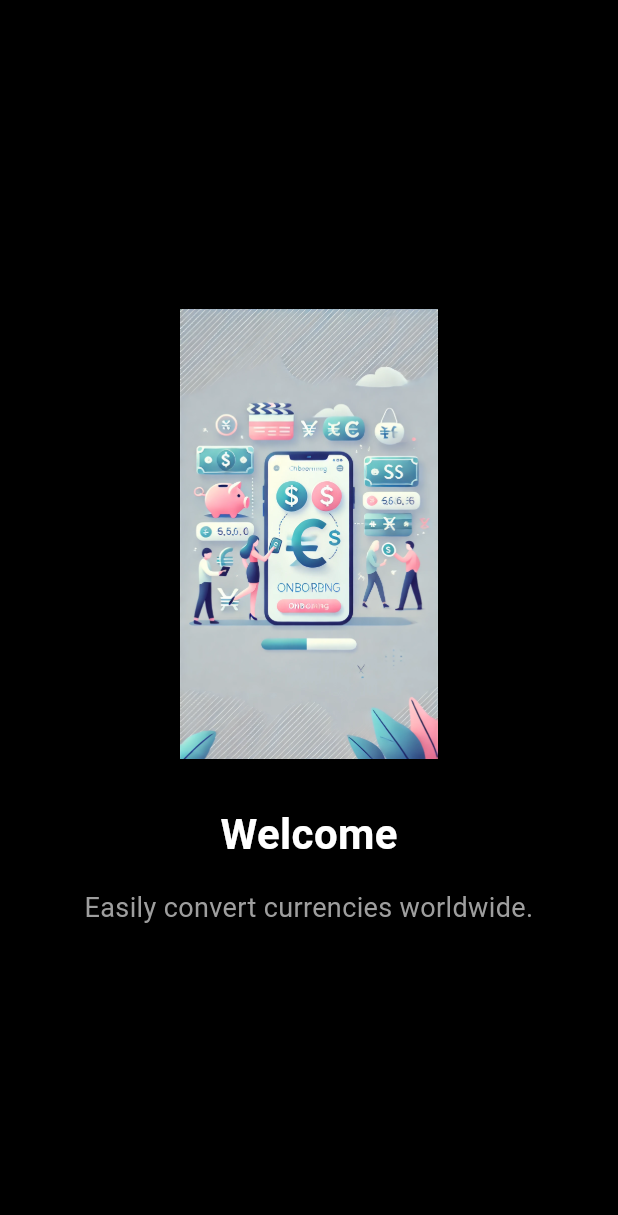
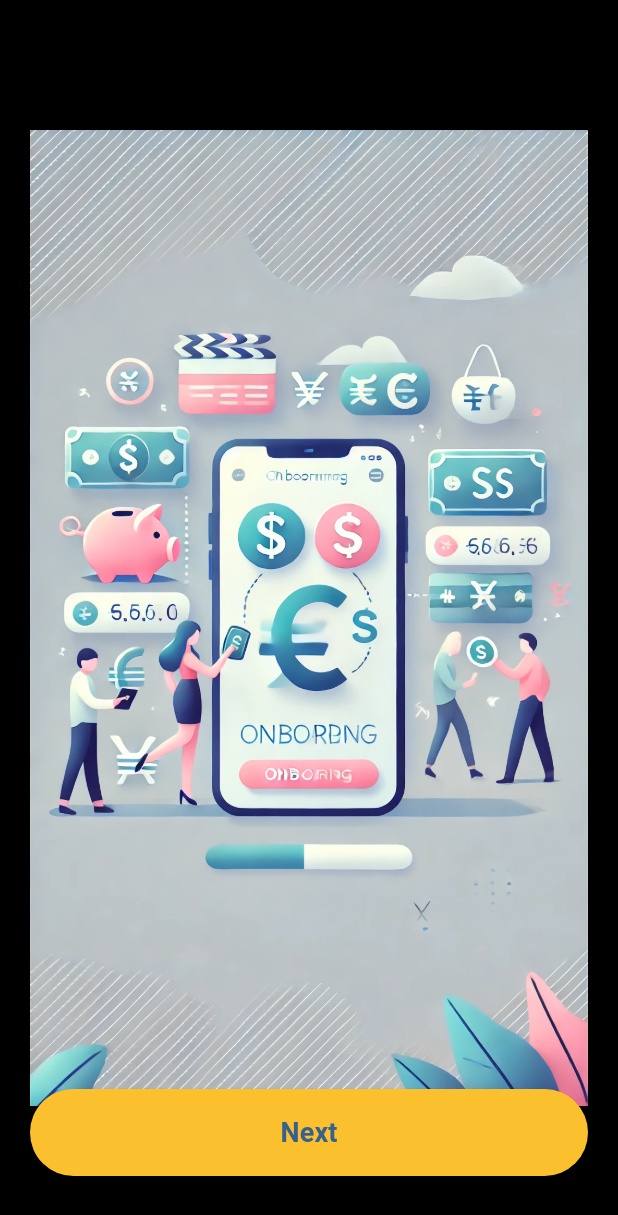
Before and after one commit to Huzaifaanxari/currencie_app, a Flutter app: the screen it shows after launch, on a phone screen of 412 x 824 dp. Shown: the top 1215 px of the screen. Run offline on Flutter 3.47's test engine with Material 3 defaults, Android fonts, the phone set to English and light mode, and no system bars; our stand-ins replace shared_preferences; generated files the repository leaves out were written again.

Commit message:
Arsalan-03-07-35

```diff
--- a/lib/screens/home_screen.dart
+++ b/lib/screens/home_screen.dart
@@ -156,7 +156,7 @@ class _HomeScreenState extends State<HomeScreen> {
                     ),
                     child: Text(
                       value,
-                      style: const TextStyle(fontSize: 24),
+                      style: const TextStyle(fontSize: 20),
                     ),
                   );
                 },
--- a/lib/screens/onboarding_screen.dart
+++ b/lib/screens/onboarding_screen.dart
@@ -1,74 +1,73 @@
 import 'package:flutter/material.dart';
 import 'home_screen.dart';
-import 'package:shared_preferences/shared_preferences.dart';
 
-class OnboardingScreen extends StatelessWidget {
+class OnboardingScreen extends StatefulWidget {
   const OnboardingScreen({super.key});
 
-  Future<void> _completeOnboarding(BuildContext context) async {
-    final prefs = await SharedPreferences.getInstance();
-    await prefs.setBool('onboarding_complete', true);
+  @override
+  State<OnboardingScreen> createState() => _OnboardingScreenState();
+}
+
+class _OnboardingScreenState extends State<OnboardingScreen> {
+  final PageController _pageController = PageController();
+  int _currentIndex = 0;
+
+  final List<String> images = [
+    'assets/onboarding1.png',
+    'assets/onboarding2.png',
+    'assets/onboarding3.png',
+  ];
+
+  void _nextPage() {
+    if (_currentIndex < images.length - 1) {
+      _pageController.nextPage(
+        duration: const Duration(milliseconds: 300),
+        curve: Curves.easeInOut,
+      );
+    } else {
       Navigator.pushReplacement(
         context,
-      MaterialPageRoute(builder: (_) => const HomeScreen()),
+        MaterialPageRoute(builder: (context) => const HomeScreen()),
       );
+    }
   }
 
   @override
   Widget build(BuildContext context) {
     return Scaffold(
-      backgroundColor: Colors.black,
-      body: PageView(
+      body: Stack(
         children: [
-          _buildPage(
-            image: 'assets/onboarding1.png',
-            title: 'Welcome',
-            description: 'Easily convert currencies worldwide.',
+          PageView.builder(
+            controller: _pageController,
+            itemCount: images.length,
+            onPageChanged: (index) {
+              setState(() {
+                _currentIndex = index;
+              });
+            },
+            itemBuilder: (context, index) {
+              return Container(
+                padding: const EdgeInsets.all(20),
+                alignment: Alignment.center,
+                color: Colors.black,
+                child: Image.asset(images[index]),
+              );
+            },
           ),
-          _buildPage(
-            image: 'assets/onboarding2.png',
-            title: 'Fast & Reliable',
-            description: 'Get real-time currency exchange rates.',
+          Positioned(
+            bottom: 40,
+            left: 20,
+            right: 20,
+            child: ElevatedButton(
+              onPressed: _nextPage,
+              style: ElevatedButton.styleFrom(
+                padding: const EdgeInsets.symmetric(vertical: 16),
+                backgroundColor: Colors.yellow[700],
               ),
-          _buildPage(
-            image: 'assets/onboarding3.png',
-            title: 'Get Started',
-            description: 'Let\'s begin!',
-            isLast: true,
-            onPressed: () => _completeOnboarding(context),
+              child: Text(
+                _currentIndex == images.length - 1 ? 'Get Started' : 'Next',
+                style: const TextStyle(fontSize: 18, fontWeight: FontWeight.bold),
               ),
-        ],
-      ),
-    );
-  }
-
-  Widget _buildPage({
-    required String image,
-    required String title,
-    required String description,
-    bool isLast = false,
-    VoidCallback? onPressed,
-  }) {
-    return Padding(
-      padding: const EdgeInsets.all(24.0),
-      child: Column(
-        mainAxisAlignment: MainAxisAlignment.center,
-        children: [
-          Image.asset(image, height: 300),
-          const SizedBox(height: 30),
-          Text(title, style: const TextStyle(fontSize: 28, color: Colors.white, fontWeight: FontWeight.bold)),
-          const SizedBox(height: 16),
-          Text(description, style: const TextStyle(fontSize: 18, color: Colors.grey), textAlign: TextAlign.center),
-          if (isLast)
-            Padding(
-              padding: const EdgeInsets.only(top: 40),
-              child: ElevatedButton(
-                onPressed: onPressed,
-                style: ElevatedButton.styleFrom(
-                  backgroundColor: Colors.yellow[700],
-                  padding: const EdgeInsets.symmetric(horizontal: 32, vertical: 12),
-                ),
-                child: const Text('Start', style: TextStyle(fontSize: 18)),
             ),
           ),
         ],
```
Lines whose indentation alone changed are shown as unchanged.
